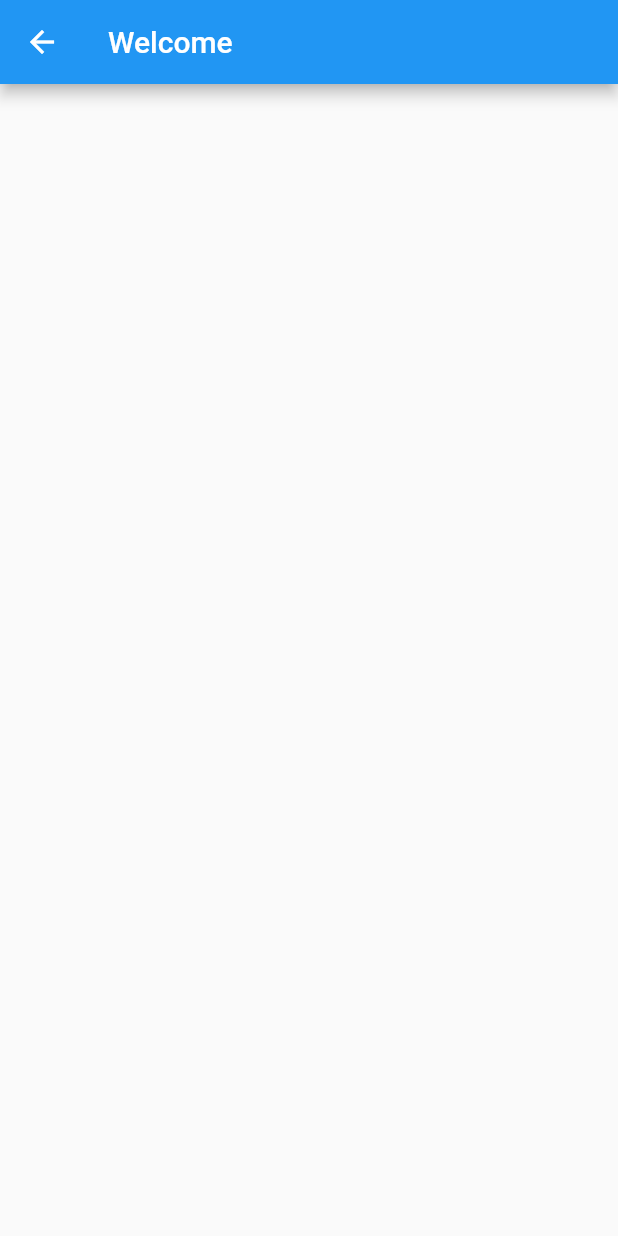
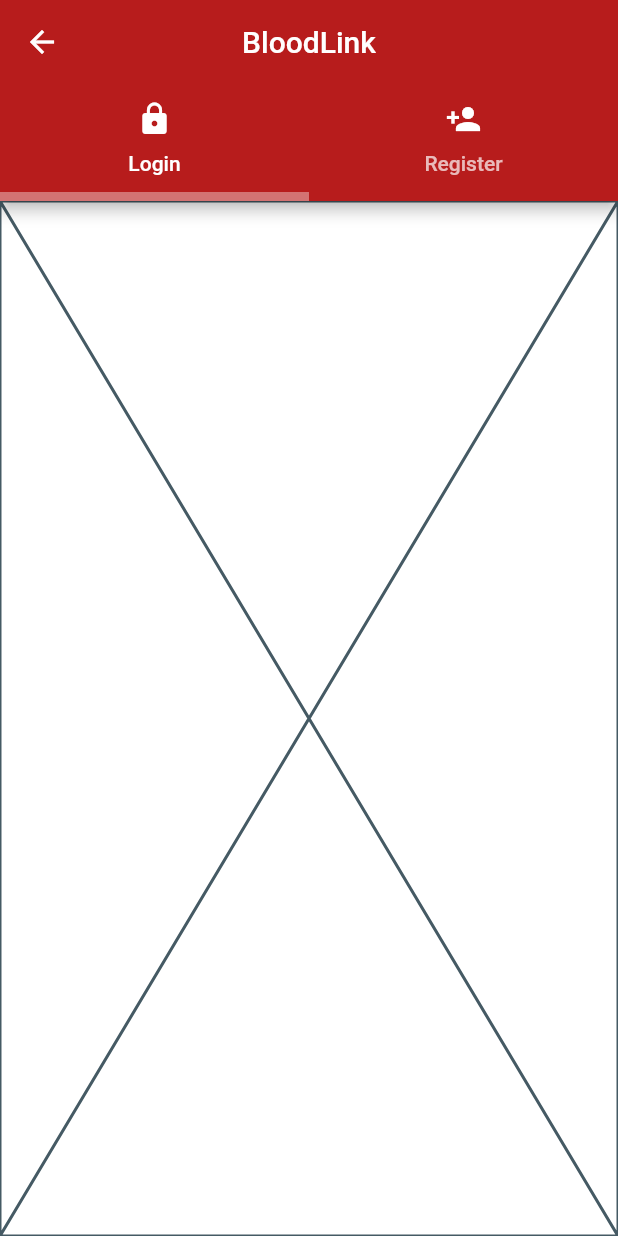
Before and after one commit to TinuBose/blood_link, a Flutter app: the screen it shows after launch, on a phone screen of 412 x 824 dp. Run offline on Flutter 3.47's test engine with Material 2 defaults, Android fonts, the phone set to English and light mode, and no system bars.

Commit message:
designed the tab bars for login and register

```diff
--- a/lib/authentication/auth_screen.dart
+++ b/lib/authentication/auth_screen.dart
@@ -1,3 +1,5 @@
+import 'package:blood_link/authentication/login.dart';
+import 'package:blood_link/authentication/register.dart';
 import 'package:flutter/material.dart';
 
 class AuthScreen extends StatefulWidget {
@@ -10,10 +12,49 @@ class AuthScreen extends StatefulWidget {
 class _AuthScreenState extends State<AuthScreen> {
   @override
   Widget build(BuildContext context) {
-    return Scaffold(
-      appBar: AppBar(
-        title: const Text("Welcome"),
-      ),
-    );
+    return DefaultTabController(
+        length: 2,
+        child: Scaffold(
+          appBar: AppBar(
+            backgroundColor: Colors.red[900],
+            title: const Text(
+              "BloodLink",
+              style: TextStyle(
+                fontSize: 20,
+                color: Colors.white,
+              ),
+            ),
+            centerTitle: true,
+            bottom: const TabBar(
+              tabs: [
+                Tab(
+                  icon: Icon(
+                    Icons.lock,
+                    color: Colors.white,
+                  ),
+                  text: "Login",
+                ),
+                Tab(
+                  icon: Icon(
+                    Icons.person_add,
+                    color: Colors.white,
+                  ),
+                  text: "Register",
+                ),
+              ],
+              indicatorColor: Colors.white38,
+              indicatorWeight: 6,
+            ),
+          ),
+          body: Container(
+            color: Colors.white,
+            child:
+                const TabBarView(//use tab bar since we are using tab bar view
+                    children: [
+              LoginScreen(),
+              RegisterScreen(),
+            ]),
+          ),
+        ));
   }
 }
--- /dev/null
+++ b/lib/authentication/login.dart
@@ -0,0 +1,15 @@
+import 'package:flutter/material.dart';
+
+class LoginScreen extends StatefulWidget {
+  const LoginScreen({super.key});
+
+  @override
+  State<LoginScreen> createState() => _LoginScreenState();
+}
+
+class _LoginScreenState extends State<LoginScreen> {
+  @override
+  Widget build(BuildContext context) {
+    return const Placeholder();
+  }
+}
--- /dev/null
+++ b/lib/authentication/register.dart
@@ -0,0 +1,15 @@
+import 'package:flutter/material.dart';
+
+class RegisterScreen extends StatefulWidget {
+  const RegisterScreen({super.key});
+
+  @override
+  State<RegisterScreen> createState() => _RegisterScreenState();
+}
+
+class _RegisterScreenState extends State<RegisterScreen> {
+  @override
+  Widget build(BuildContext context) {
+    return const Placeholder();
+  }
+}
--- a/lib/main.dart
+++ b/lib/main.dart
@@ -16,7 +16,7 @@ class MyApp extends StatelessWidget {
       debugShowCheckedModeBanner: false,
       title: 'Blood Link',
       theme: ThemeData(
-        primarySwatch: Colors.blue,
+        primaryColor: Colors.red[900],
       ),
       home: const MySplashScreen(),
     );
```
Also changed, not shown: images/loading.gif (added).
